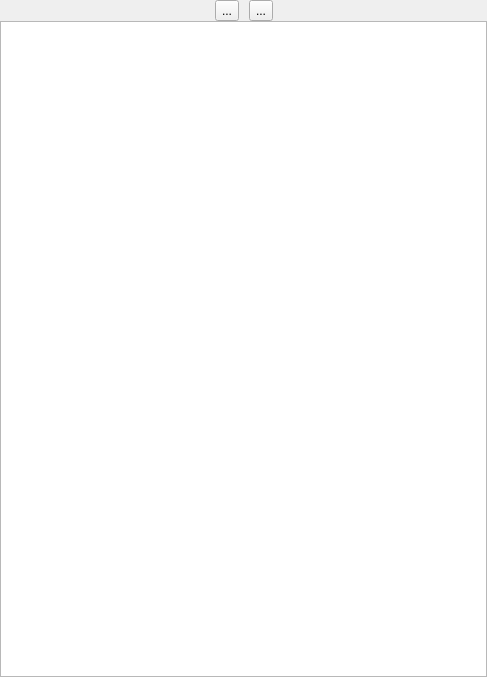
First picture: the form in app/ui/projectclipspage.ui, repository hftom/MachinTruc, before the edit.
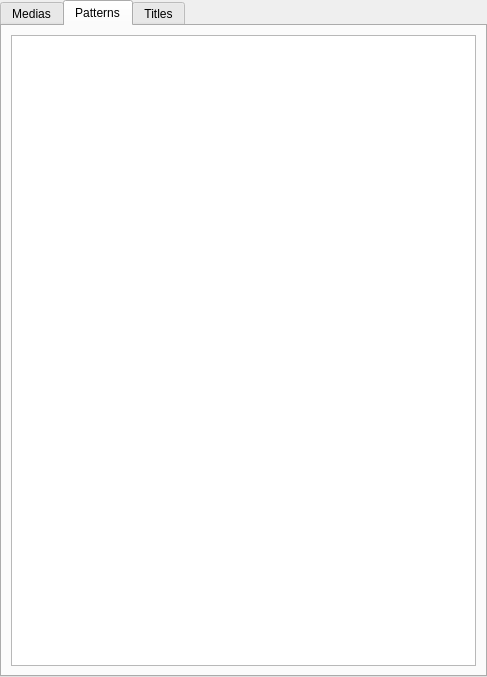
Second picture: the form after the edit. The open tabs and pages were chosen to show the change. Icons and pictures are not drawn. Custom widgets are drawn as their Qt base class.

Commit message: new sources pages

```diff
--- a/app/ui/projectclipspage.ui
+++ b/app/ui/projectclipspage.ui
@@ -13,7 +13,7 @@
   <property name="windowTitle">
    <string>Form</string>
   </property>
-  <layout class="QGridLayout" name="gridLayout_2">
+  <layout class="QVBoxLayout" name="verticalLayout_2">
    <property name="leftMargin">
     <number>0</number>
    </property>
@@ -26,17 +26,23 @@
    <property name="bottomMargin">
     <number>0</number>
    </property>
-   <property name="spacing">
+   <item>
+    <widget class="QTabWidget" name="tabWidget">
+     <property name="currentIndex">
     <number>0</number>
    </property>
-   <item row="0" column="0">
+     <widget class="QWidget" name="importTab">
+      <attribute name="icon">
+       <iconset resource="../resources.qrc">
+        <normaloff>:/toolbar/icons/document-open.png</normaloff>:/toolbar/icons/document-open.png</iconset>
+      </attribute>
+      <attribute name="title">
+       <string>Medias</string>
+      </attribute>
     <layout class="QGridLayout" name="gridLayout">
      <item row="0" column="0">
-      <layout class="QHBoxLayout" name="horizontalLayout_2">
-       <property name="spacing">
-        <number>0</number>
-       </property>
-       <item>
+        <layout class="QGridLayout" name="gridLayout_3">
+         <item row="0" column="0">
         <spacer name="horizontalSpacer">
          <property name="orientation">
           <enum>Qt::Horizontal</enum>
@@ -49,40 +55,7 @@
          </property>
         </spacer>
        </item>
-       <item>
-        <widget class="QToolButton" name="openBlankToolButton">
-         <property name="focusPolicy">
-          <enum>Qt::NoFocus</enum>
-         </property>
-         <property name="toolTip">
-          <string>Blank image</string>
-         </property>
-         <property name="text">
-          <string>...</string>
-         </property>
-         <property name="icon">
-          <iconset resource="../resources.qrc">
-           <normaloff>:/toolbar/icons/page-simple.png</normaloff>:/toolbar/icons/page-simple.png</iconset>
-         </property>
-        </widget>
-       </item>
-       <item>
-        <spacer name="horizontalSpacer_3">
-         <property name="orientation">
-          <enum>Qt::Horizontal</enum>
-         </property>
-         <property name="sizeType">
-          <enum>QSizePolicy::Fixed</enum>
-         </property>
-         <property name="sizeHint" stdset="0">
-          <size>
-           <width>10</width>
-           <height>20</height>
-          </size>
-         </property>
-        </spacer>
-       </item>
-       <item>
+         <item row="0" column="1">
         <widget class="QToolButton" name="openClipToolButton">
          <property name="focusPolicy">
           <enum>Qt::NoFocus</enum>
@@ -91,34 +64,11 @@
           <string>Open files</string>
          </property>
          <property name="text">
-          <string>...</string>
-         </property>
-         <property name="icon">
-          <iconset resource="../resources.qrc">
-           <normaloff>:/toolbar/icons/document-open.png</normaloff>:/toolbar/icons/document-open.png</iconset>
+            <string>Import files...</string>
          </property>
         </widget>
        </item>
-       <item>
-        <spacer name="horizontalSpacer_2">
-         <property name="orientation">
-          <enum>Qt::Horizontal</enum>
-         </property>
-         <property name="sizeHint" stdset="0">
-          <size>
-           <width>40</width>
-           <height>20</height>
-          </size>
-         </property>
-        </spacer>
-       </item>
-      </layout>
-     </item>
-     <item row="1" column="0">
-      <widget class="QSplitter" name="splitter">
-       <property name="orientation">
-        <enum>Qt::Vertical</enum>
-       </property>
+         <item row="1" column="0" colspan="2">
        <widget class="SourceListWidget" name="sourceListWidget">
         <property name="sizePolicy">
          <sizepolicy hsizetype="Preferred" vsizetype="Preferred">
@@ -139,9 +89,78 @@
          <bool>true</bool>
         </property>
        </widget>
-      </widget>
-     </item>
-    </layout>
+         </item>
+        </layout>
+       </item>
+      </layout>
+     </widget>
+     <widget class="QWidget" name="patternsTab">
+      <attribute name="icon">
+       <iconset resource="../resources.qrc">
+        <normaloff>:/images/icons/transparency.png</normaloff>:/images/icons/transparency.png</iconset>
+      </attribute>
+      <attribute name="title">
+       <string>Patterns</string>
+      </attribute>
+      <layout class="QGridLayout" name="gridLayout_2">
+       <item row="0" column="0">
+        <widget class="SourceListWidget" name="patternsListWidget">
+         <property name="sizePolicy">
+          <sizepolicy hsizetype="Preferred" vsizetype="Preferred">
+           <horstretch>0</horstretch>
+           <verstretch>0</verstretch>
+          </sizepolicy>
+         </property>
+         <property name="focusPolicy">
+          <enum>Qt::NoFocus</enum>
+         </property>
+         <property name="horizontalScrollBarPolicy">
+          <enum>Qt::ScrollBarAlwaysOff</enum>
+         </property>
+         <property name="textElideMode">
+          <enum>Qt::ElideRight</enum>
+         </property>
+         <property name="sortingEnabled">
+          <bool>true</bool>
+         </property>
+        </widget>
+       </item>
+      </layout>
+     </widget>
+     <widget class="QWidget" name="titlesTab">
+      <attribute name="icon">
+       <iconset resource="../resources.qrc">
+        <normaloff>:/toolbar/icons/text.png</normaloff>:/toolbar/icons/text.png</iconset>
+      </attribute>
+      <attribute name="title">
+       <string>Titles</string>
+      </attribute>
+      <layout class="QGridLayout" name="gridLayout_4">
+       <item row="0" column="0">
+        <widget class="SourceListWidget" name="titlesListWidget">
+         <property name="sizePolicy">
+          <sizepolicy hsizetype="Preferred" vsizetype="Preferred">
+           <horstretch>0</horstretch>
+           <verstretch>0</verstretch>
+          </sizepolicy>
+         </property>
+         <property name="focusPolicy">
+          <enum>Qt::NoFocus</enum>
+         </property>
+         <property name="horizontalScrollBarPolicy">
+          <enum>Qt::ScrollBarAlwaysOff</enum>
+         </property>
+         <property name="textElideMode">
+          <enum>Qt::ElideRight</enum>
+         </property>
+         <property name="sortingEnabled">
+          <bool>true</bool>
+         </property>
+        </widget>
+       </item>
+      </layout>
+     </widget>
+    </widget>
    </item>
   </layout>
  </widget>
```
Lines whose indentation alone changed are shown as unchanged. The commit also changes 7 other files.
